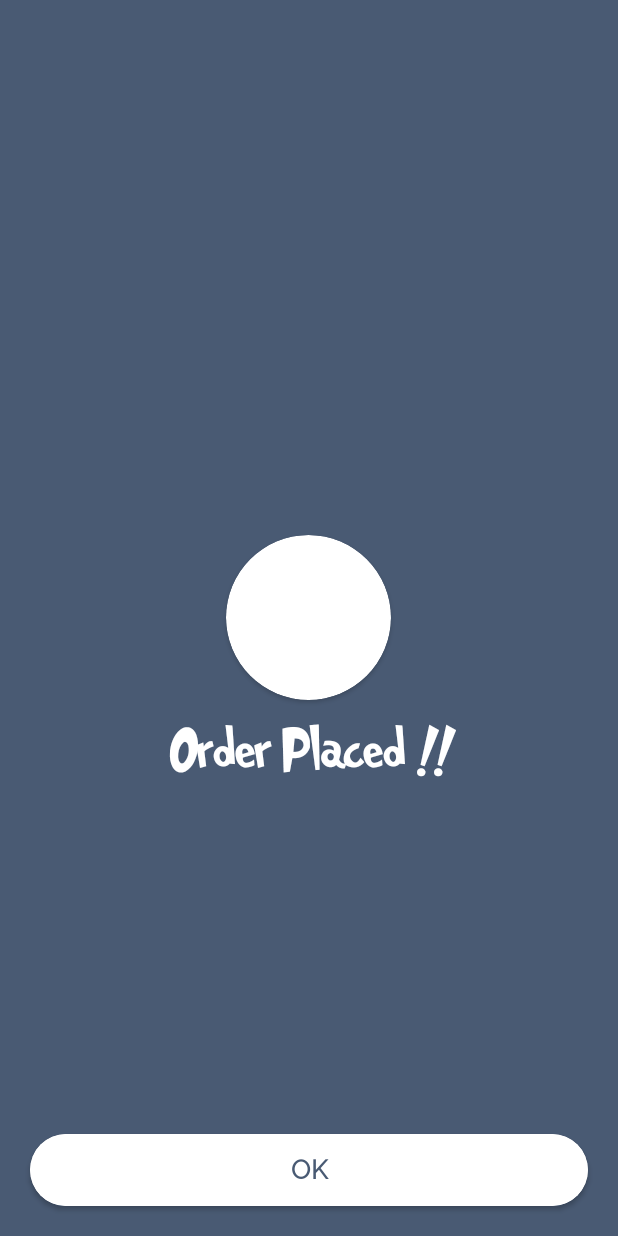
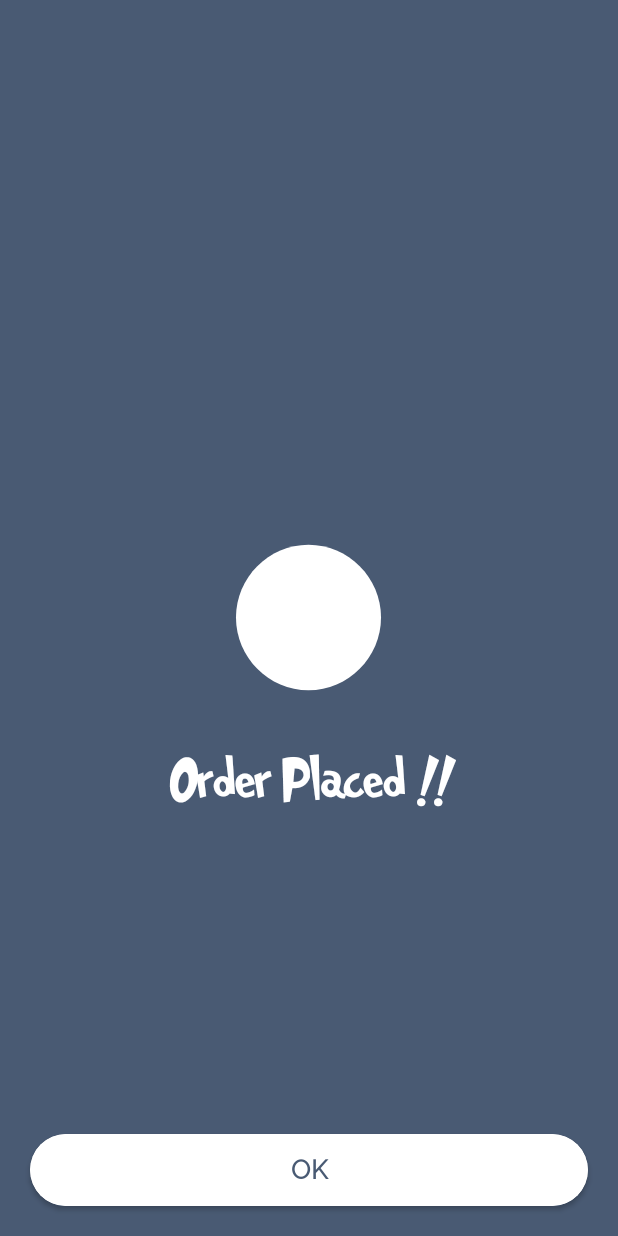
Before and after one commit to 0HimanshuBansal/Hunger_Hunt, an Android app: the layout activity_order.xml on its own in the app's theme, with its tools: preview values and no code run, on a phone screen of 412 x 824 dp. Run offline under Robolectric (Android 15) with nearby library versions, the phone set to English and light mode, and no system bars; network calls fail.

Commit message:
UI Improvement

```diff
--- a/app/src/main/java/com/himanshu/hungerhunt/activity/OrderConfirmationActivity.kt
+++ b/app/src/main/java/com/himanshu/hungerhunt/activity/OrderConfirmationActivity.kt
@@ -23,6 +23,8 @@ class OrderConfirmationActivity : AppCompatActivity() {
         animDone = findViewById(R.id.animDone)
         btnOk = findViewById(R.id.btnOk)
 
+        RestaurantMenuActivity.ClearOrder(applicationContext).execute().get()
+
         val drawable: Drawable = animDone.drawable
 
         if (drawable is AnimatedVectorDrawableCompat) {
@@ -36,8 +38,11 @@ class OrderConfirmationActivity : AppCompatActivity() {
         btnOk.setOnClickListener {
             finish()
             val intent = Intent(this@OrderConfirmationActivity, MainActivity::class.java)
-            RestaurantMenuActivity.ClearOrder(applicationContext).execute().get()
             startActivity(intent)
         }
     }
+
+    override fun onBackPressed() {
+        startActivity(Intent(this@OrderConfirmationActivity, MainActivity::class.java))
+    }
 }
--- /dev/null
+++ b/app/src/main/res/drawable-v24/confirmation_animation.xml
@@ -0,0 +1,51 @@
+<animated-vector
+    xmlns:android="http://schemas.android.com/apk/res/android"
+    xmlns:aapt="http://schemas.android.com/aapt">
+    <aapt:attr name="android:drawable">
+        <vector
+            android:name="vector"
+            android:width="512dp"
+            android:height="512dp"
+            android:viewportWidth="512"
+            android:viewportHeight="512">
+            <path
+                android:name="path_1"
+                android:pathData="M 256 30.198 C 132.392 30.198 30.955 131.977 30.955 256 C 30.955 380.023 132.392 481.802 256 481.802 C 379.608 481.802 481.045 380.023 481.045 256 C 481.045 131.977 379.608 30.198 256 30.198 Z"
+                android:fillColor="#ffffff"
+                android:strokeWidth="1"/>
+            <path
+                android:name="path_2"
+                android:pathData="M 169.967 273.271 L 216.61 324.471 L 323.209 207.445"
+                android:strokeColor="#495a73"
+                android:strokeWidth="34.13333333333333"
+                android:trimPathEnd="0"
+                android:strokeLineCap="round"
+                android:strokeLineJoin="round"
+                android:strokeMiterLimit="10"/>
+        </vector>
+    </aapt:attr>
+    <target android:name="path_1">
+        <aapt:attr name="android:animation">
+            <objectAnimator
+                android:propertyName="pathData"
+                android:startOffset="200"
+                android:duration="1000"
+                android:valueFrom="M 256 205.221 C 228.481 205.221 205.898 228.11 205.898 256 C 205.898 283.89 228.481 306.779 256 306.779 C 283.519 306.779 306.102 283.89 306.102 256 C 306.102 228.11 283.519 205.221 256 205.221 Z"
+                android:valueTo="M 256 30.198 C 132.392 30.198 30.955 131.977 30.955 256 C 30.955 380.023 132.392 481.802 256 481.802 C 379.608 481.802 481.045 380.023 481.045 256 C 481.045 131.977 379.608 30.198 256 30.198 Z"
+                android:valueType="pathType"
+                android:interpolator="@android:anim/anticipate_overshoot_interpolator"/>
+        </aapt:attr>
+    </target>
+    <target android:name="path_2">
+        <aapt:attr name="android:animation">
+            <objectAnimator
+                android:propertyName="trimPathEnd"
+                android:startOffset="682"
+                android:duration="445"
+                android:valueFrom="0"
+                android:valueTo="1"
+                android:valueType="floatType"
+                android:interpolator="@android:interpolator/fast_out_slow_in"/>
+        </aapt:attr>
+    </target>
+</animated-vector>
--- a/app/src/main/res/layout/activity_order.xml
+++ b/app/src/main/res/layout/activity_order.xml
@@ -8,12 +8,22 @@
     android:orientation="vertical"
     tools:context=".activity.OrderConfirmationActivity">
 
+    <ImageView
+        android:id="@+id/animDone"
+        android:layout_width="110dp"
+        android:layout_height="110dp"
+        android:layout_centerInParent="true"
+        android:layout_margin="20dp"
+        android:contentDescription="@string/done_animation"
+        android:src="@drawable/confirmation_animation" />
+
+    <!--
         <androidx.cardview.widget.CardView
             android:id="@+id/animCard"
             android:layout_width="wrap_content"
             android:layout_height="wrap_content"
             android:layout_centerInParent="true"
-        android:background="@color/white"
+            android:background="@color/colorPrimary"
             android:elevation="5dp"
             app:cardCornerRadius="1000dp">
 
@@ -23,17 +33,18 @@
                 android:layout_width="70dp"
                 android:layout_height="70dp"
                 android:layout_margin="20dp"
-            android:src="@drawable/done" />
+                android:src="@drawable/confirmation_animation" />
         </androidx.cardview.widget.CardView>
+    -->
 
     <TextView
-        android:gravity="center"
         android:layout_width="match_parent"
         android:layout_height="wrap_content"
-        android:layout_below="@id/animCard"
+        android:layout_below="@id/animDone"
         android:layout_centerHorizontal="true"
         android:layout_marginTop="15dp"
         android:fontFamily="@font/grinched"
+        android:gravity="center"
         android:text="@string/order_placed"
         android:textColor="@color/white"
         android:textSize="35sp" />
```
Lines whose indentation alone changed are shown as unchanged.
